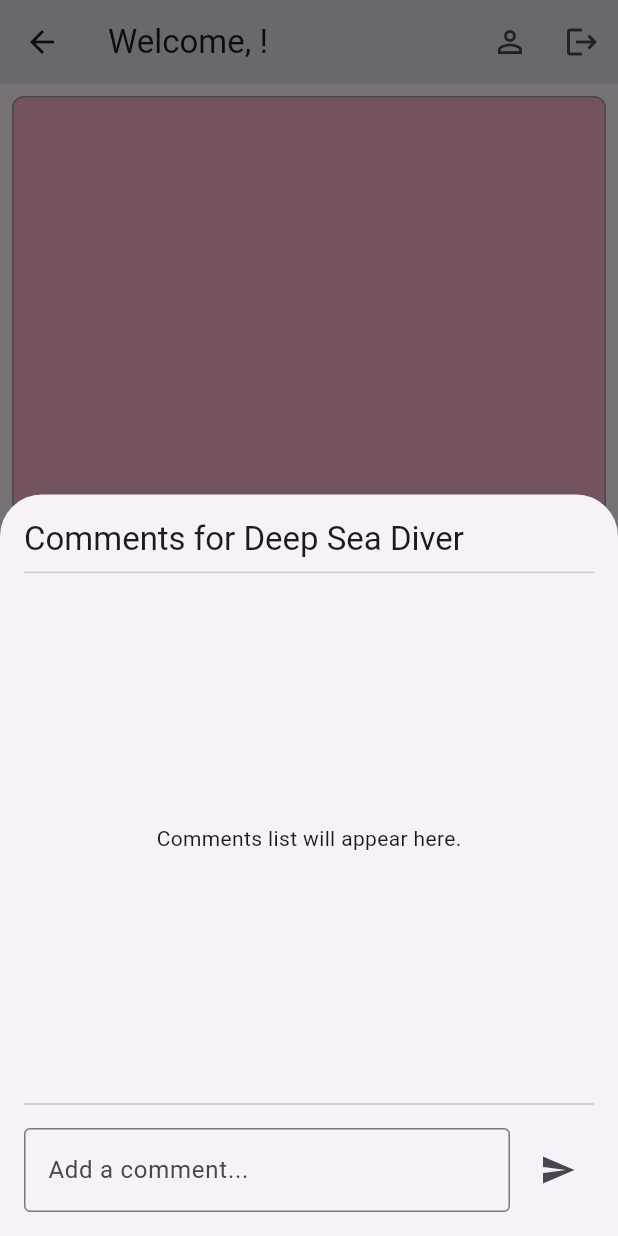
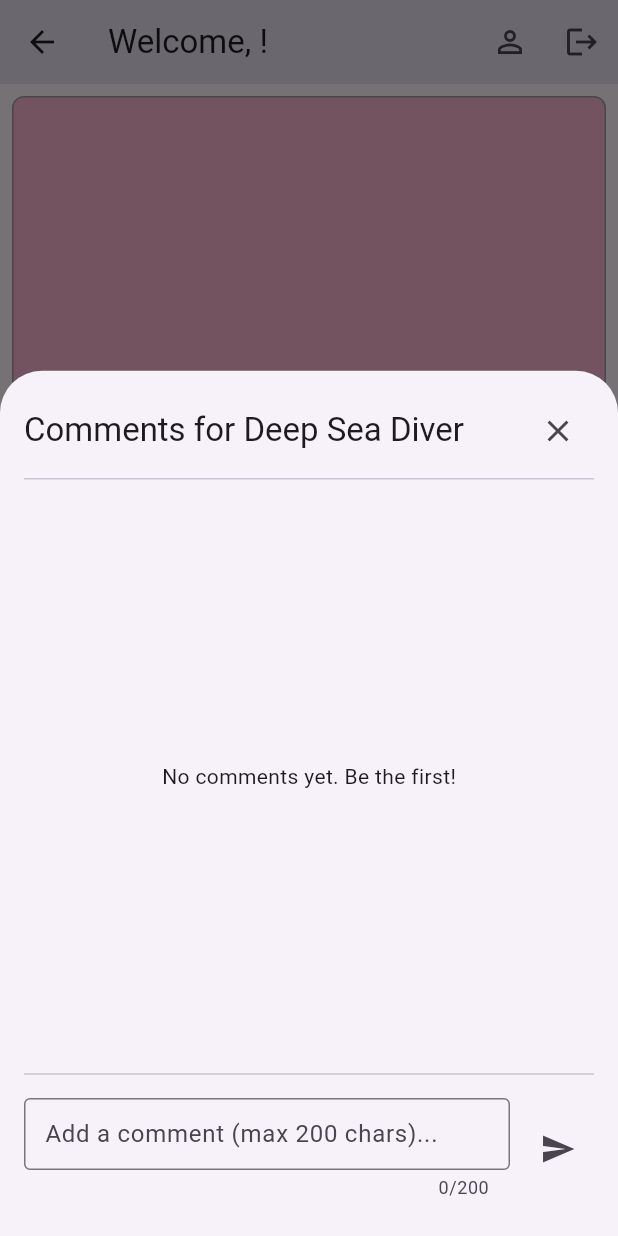
Before and after one commit to ahmetikbal/gamestagram-web3, a Flutter app: the HomeScreen screen opened directly, scrolled down 576 dp, after a tap on the "comment" icon, on a phone screen of 412 x 824 dp. Run offline on Flutter 3.47's test engine with Material 3 defaults, Android fonts, the phone set to English and light mode, and no system bars; accounts and stored records are empty.

Commit message:
Improve CommentPanelWidget logic, integrate with GameViewModel & enhance UI feedback

```diff
--- a/lib/presentation/widgets/comment_panel_widget.dart
+++ b/lib/presentation/widgets/comment_panel_widget.dart
@@ -2,11 +2,11 @@ import 'package:flutter/material.dart';
 import 'package:provider/provider.dart';
 import '../../data/models/game_model.dart';
 import '../../data/models/interaction_model.dart';
-import '../../application/view_models/game_view_model.dart'; // Or a dedicated CommentViewModel
+import '../../application/view_models/game_view_model.dart';
 import '../../application/view_models/auth_view_model.dart';
 
 class CommentPanelWidget extends StatefulWidget {
-  final GameModel game; // To know which game's comments to show/add to
+  final GameModel game;
 
   const CommentPanelWidget({Key? key, required this.game}) : super(key: key);
 
@@ -16,28 +16,20 @@ class CommentPanelWidget extends StatefulWidget {
 
 class _CommentPanelWidgetState extends State<CommentPanelWidget> {
   final TextEditingController _commentController = TextEditingController();
-  // List<InteractionModel> _comments = []; // Will be fetched from a ViewModel
-  // bool _isLoadingComments = false;
+  bool _isPostingComment = false;
 
   @override
   void initState() {
     super.initState();
-    // TODO: Fetch comments for widget.game.id when panel opens
-    // _loadComments();
+    WidgetsBinding.instance.addPostFrameCallback((_) {
+      Provider.of<GameViewModel>(context, listen: false).fetchCommentsForGame(widget.game.id);
+    });
   }
 
-  // Future<void> _loadComments() async {
-  //   setState(() => _isLoadingComments = true);
-  //   // final comments = await Provider.of<SocialViewModel>(context, listen: false).getComments(widget.game.id);
-  //   // setState(() {
-  //   //   _comments = comments;
-  //   //   _isLoadingComments = false;
-  //   // });
-  // }
-
   Future<void> _postComment() async {
-    if (_commentController.text.isEmpty) return;
+    if (_commentController.text.trim().isEmpty) return;
     final authViewModel = Provider.of<AuthViewModel>(context, listen: false);
+    final gameViewModel = Provider.of<GameViewModel>(context, listen: false);
     final currentUser = authViewModel.currentUser;
 
     if (currentUser == null) {
@@ -45,65 +37,90 @@ class _CommentPanelWidgetState extends State<CommentPanelWidget> {
       return;
     }
 
-    // TODO: Call a ViewModel method to post the comment
-    // await Provider.of<SocialViewModel>(context, listen: false).addComment(widget.game.id, currentUser.id, _commentController.text);
-    print('Posting comment: ${_commentController.text} for game ${widget.game.id} by user ${currentUser.id}');
-    _commentController.clear();
-    // _loadComments(); // Refresh comments list
-    FocusScope.of(context).unfocus(); // Dismiss keyboard
+    setState(() => _isPostingComment = true);
+    final success = await gameViewModel.addCommentToGame(widget.game.id, currentUser.id, _commentController.text.trim());
+    setState(() => _isPostingComment = false);
+
+    if (success) {
+      _commentController.clear();
+      FocusScope.of(context).unfocus();
+    } else {
+      if(mounted){
+        ScaffoldMessenger.of(context).showSnackBar(const SnackBar(content: Text('Failed to post comment. Please try again.')));
+      }
+    }
   }
 
   @override
   Widget build(BuildContext context) {
     return Padding(
-      padding: MediaQuery.of(context).viewInsets, // Handles keyboard overlap
+      padding: MediaQuery.of(context).viewInsets,
       child: Container(
         padding: const EdgeInsets.all(16.0),
-        height: MediaQuery.of(context).size.height * 0.6, // Take 60% of screen height
+        height: MediaQuery.of(context).size.height * 0.7,
         child: Column(
           crossAxisAlignment: CrossAxisAlignment.start,
           children: [
-            Text('Comments for ${widget.game.title}', style: Theme.of(context).textTheme.titleLarge),
+            Row(
+              mainAxisAlignment: MainAxisAlignment.spaceBetween,
+              children: [
+                Text('Comments for ${widget.game.title}', style: Theme.of(context).textTheme.titleLarge),
+                IconButton(icon: const Icon(Icons.close), onPressed: () => Navigator.pop(context))
+              ],
+            ),
             const Divider(),
-            // Expanded(
-            //   child: _isLoadingComments
-            //     ? const Center(child: CircularProgressIndicator())
-            //     : _comments.isEmpty
-            //       ? const Center(child: Text('No comments yet. Be the first!'))
-            //       : ListView.builder(
-            //           itemCount: _comments.length,
-            //           itemBuilder: (context, index) {
-            //             final comment = _comments[index];
-            //             return ListTile(
-            //               leading: CircleAvatar(child: Text(comment.userId[0])), // Placeholder avatar
-            //               title: Text(comment.text ?? ''),
-            //               subtitle: Text('User ${comment.userId} - ${comment.timestamp.toLocal().toString().substring(0,16)}'),
-            //             );
-            //           },
-            //         ),
-            // ),
-            const Expanded(child: Center(child: Text('Comments list will appear here.'))), // Placeholder
+            Expanded(
+              child: Consumer<GameViewModel>(
+                builder: (context, gvm, child) {
+                  if (gvm.isLoadingComments) {
+                    return const Center(child: CircularProgressIndicator());
+                  }
+                  if (gvm.currentViewingGameComments.isEmpty) {
+                    return const Center(child: Text('No comments yet. Be the first!'));
+                  }
+                  return ListView.builder(
+                    itemCount: gvm.currentViewingGameComments.length,
+                    itemBuilder: (context, index) {
+                      final comment = gvm.currentViewingGameComments[index];
+                      return Card(
+                        margin: const EdgeInsets.symmetric(vertical: 4.0),
+                        child: ListTile(
+                          leading: CircleAvatar(child: Text(comment.userId.isNotEmpty ? comment.userId[0].toUpperCase() : 'U')),
+                          title: Text(comment.text ?? ''),
+                          subtitle: Text('User ID: ${comment.userId} \n${comment.timestamp.toLocal().toString().substring(0, 16)}'),
+                          isThreeLine: true,
+                        ),
+                      );
+                    },
+                  );
+                },
+              ),
+            ),
             const Divider(),
             Padding(
-              padding: const EdgeInsets.only(top: 8.0),
+              padding: const EdgeInsets.only(top: 8.0, bottom: 8.0),
               child: Row(
                 children: [
                   Expanded(
                     child: TextField(
                       controller: _commentController,
                       decoration: const InputDecoration(
-                        hintText: 'Add a comment...',
+                        hintText: 'Add a comment (max 200 chars)...',
                         border: OutlineInputBorder(),
+                        contentPadding: EdgeInsets.symmetric(vertical: 10.0, horizontal: 10.0),
                       ),
                       textInputAction: TextInputAction.send,
-                      onSubmitted: (_) => _postComment(),
+                      onSubmitted: _isPostingComment ? null : (_) => _postComment(),
+                      maxLength: 200,
                     ),
                   ),
                   const SizedBox(width: 8),
-                  IconButton(
-                    icon: const Icon(Icons.send),
-                    onPressed: _postComment,
-                  ),
+                  _isPostingComment
+                    ? const CircularProgressIndicator()
+                    : IconButton(
+                        icon: const Icon(Icons.send),
+                        onPressed: _postComment,
+                      ),
                 ],
               ),
             ),
```
